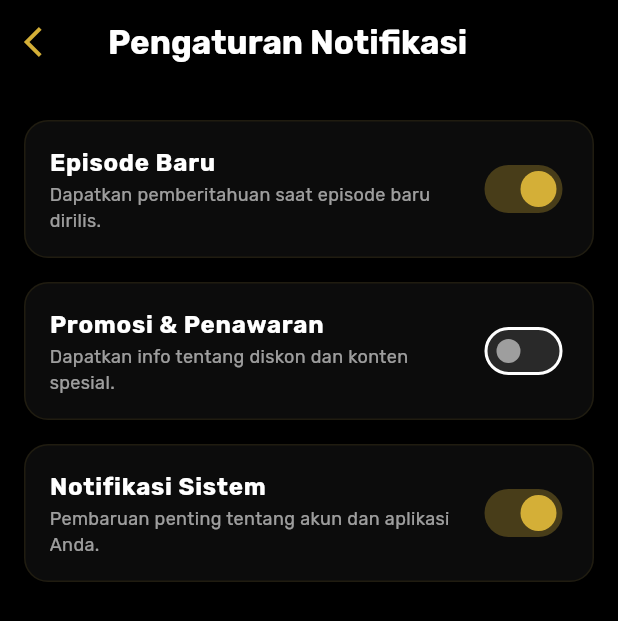
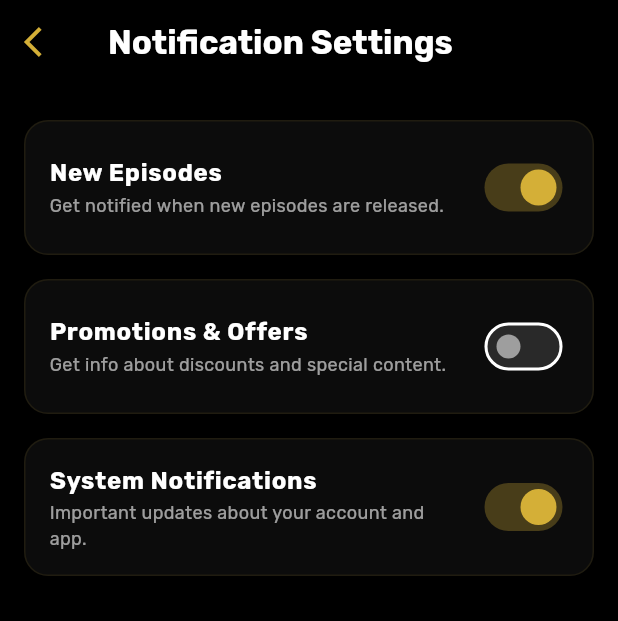
Before and after one commit to arjunanda/dracin-app, a Flutter app: the NotificationSettingScreen screen opened directly, on a phone screen of 412 x 824 dp. Shown: the top 621 px of the screen. Run offline on Flutter 3.47's test engine with Material 3 defaults, Android fonts, the phone set to English and light mode, and no system bars; our stand-ins replace dio, flutter_riverpod, flutter_secure_storage, font_awesome_flutter, google_fonts, google_mobile_ads and 1 more; accounts and stored records are empty; network calls fail.

Commit message:
Setting meu

```diff
--- a/lib/core/localization/language_provider.dart
+++ b/lib/core/localization/language_provider.dart
@@ -2,7 +2,7 @@ import 'package:flutter_riverpod/flutter_riverpod.dart';
 
 enum AppLanguage { id, en }
 
-final languageProvider = StateProvider<AppLanguage>((ref) => AppLanguage.id);
+final languageProvider = StateProvider<AppLanguage>((ref) => AppLanguage.en);
 
 class AppStrings {
   static Map<String, Map<AppLanguage, String>> _strings = {
@@ -121,6 +121,36 @@ class AppStrings {
       AppLanguage.id: 'Rating Tertinggi',
       AppLanguage.en: 'Top Rated',
     },
+    'help_center_desc': {
+      AppLanguage.id:
+          'Temukan jawaban atas pertanyaan Anda atau hubungi tim dukungan kami.',
+      AppLanguage.en:
+          'Find answers to your questions or contact our support team.',
+    },
+    'faq_account_title': {
+      AppLanguage.id: 'Masalah Akun',
+      AppLanguage.en: 'Account Issues',
+    },
+    'faq_account_desc': {
+      AppLanguage.id: 'Cara mengatur ulang kata sandi dan mengelola profil.',
+      AppLanguage.en: 'How to reset passwords and manage profiles.',
+    },
+    'faq_billing_title': {
+      AppLanguage.id: 'Pembayaran & Langganan',
+      AppLanguage.en: 'Billing & Subscription',
+    },
+    'faq_billing_desc': {
+      AppLanguage.id: 'Informasi tentang paket dan metode pembayaran.',
+      AppLanguage.en: 'Information about plans and payment methods.',
+    },
+    'faq_streaming_title': {
+      AppLanguage.id: 'Kualitas Streaming',
+      AppLanguage.en: 'Streaming Quality',
+    },
+    'faq_streaming_desc': {
+      AppLanguage.id: 'Tips untuk pemutaran video yang lancar.',
+      AppLanguage.en: 'Tips for smooth video playback.',
+    },
   };
 
   static String get(String key, AppLanguage lang) {
```
Also changed, not shown: lib/features/profile/screens/help/help_center_screen.dart (added, +201 -0 lines), lib/features/profile/screens/profile_screen.dart (+22 -7 lines), lib/features/profile/screens/setting/setting_screen.dart (+22 -7 lines).
